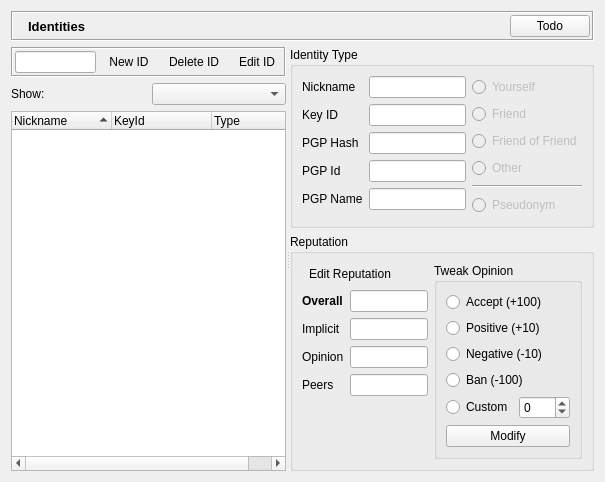
RetroShare/RetroShare, file retroshare-gui/src/gui/Identity/IdDialog.ui: the form before one commit.
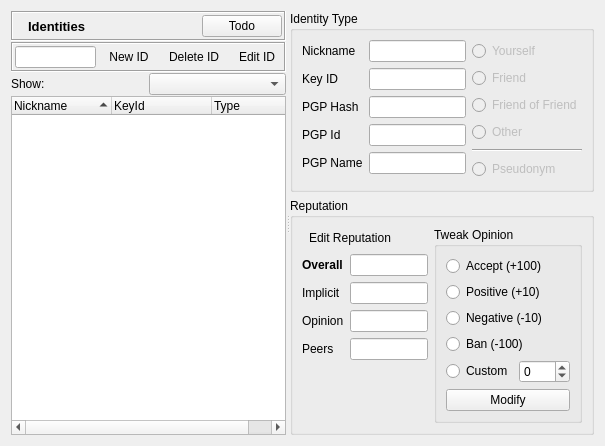
The form after the commit. Icons and pictures are not drawn. Custom widgets are drawn as their Qt base class.

Commit message: some titlebar layout changes

```diff
--- a/retroshare-gui/src/gui/Identity/IdDialog.ui
+++ b/retroshare-gui/src/gui/Identity/IdDialog.ui
@@ -21,6 +21,16 @@
   </property>
   <layout class="QGridLayout" name="gridLayout_2">
    <item row="0" column="0">
+    <widget class="QSplitter" name="splitter">
+     <property name="orientation">
+      <enum>Qt::Horizontal</enum>
+     </property>
+     <widget class="QWidget" name="layoutWidget">
+      <layout class="QVBoxLayout" name="verticalLayout_5">
+       <property name="spacing">
+        <number>1</number>
+       </property>
+       <item>
     <widget class="QFrame" name="titleBarFrame">
      <property name="sizePolicy">
       <sizepolicy hsizetype="Preferred" vsizetype="Maximum">
@@ -100,13 +110,6 @@
      </layout>
     </widget>
    </item>
-   <item row="1" column="0">
-    <widget class="QSplitter" name="splitter">
-     <property name="orientation">
-      <enum>Qt::Horizontal</enum>
-     </property>
-     <widget class="QWidget" name="layoutWidget">
-      <layout class="QVBoxLayout" name="verticalLayout_5">
        <item>
         <widget class="QFrame" name="toolBarFrame">
          <property name="frameShape">
```
Lines whose indentation alone changed are shown as unchanged. The commit also changes 3 other files.
